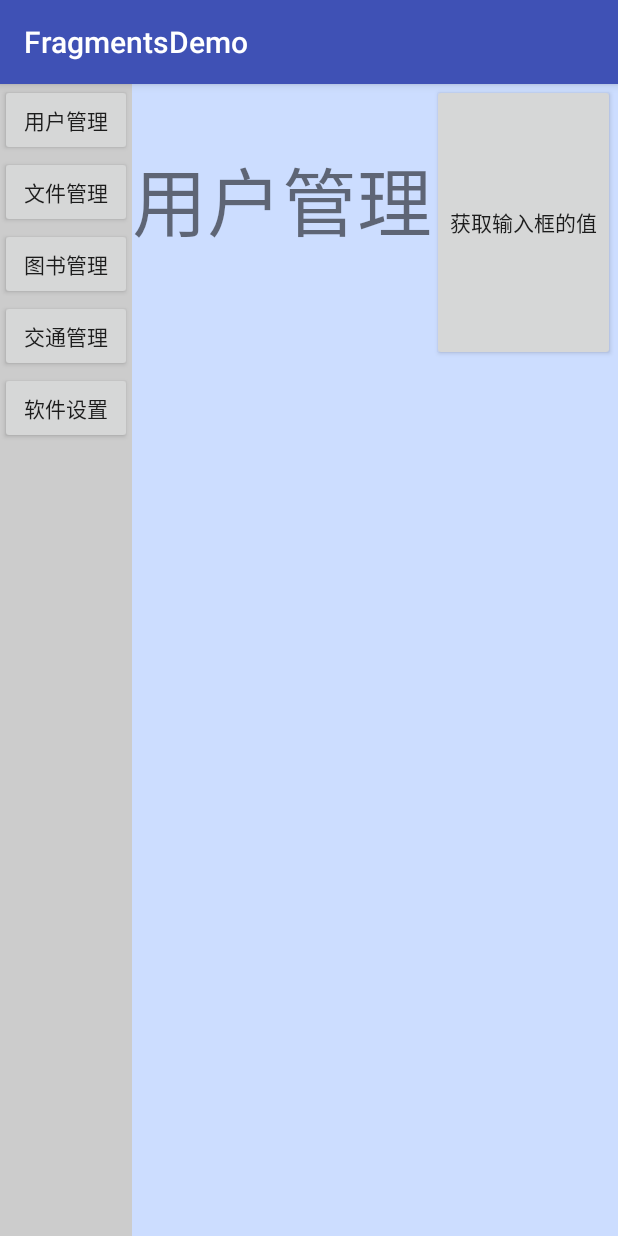
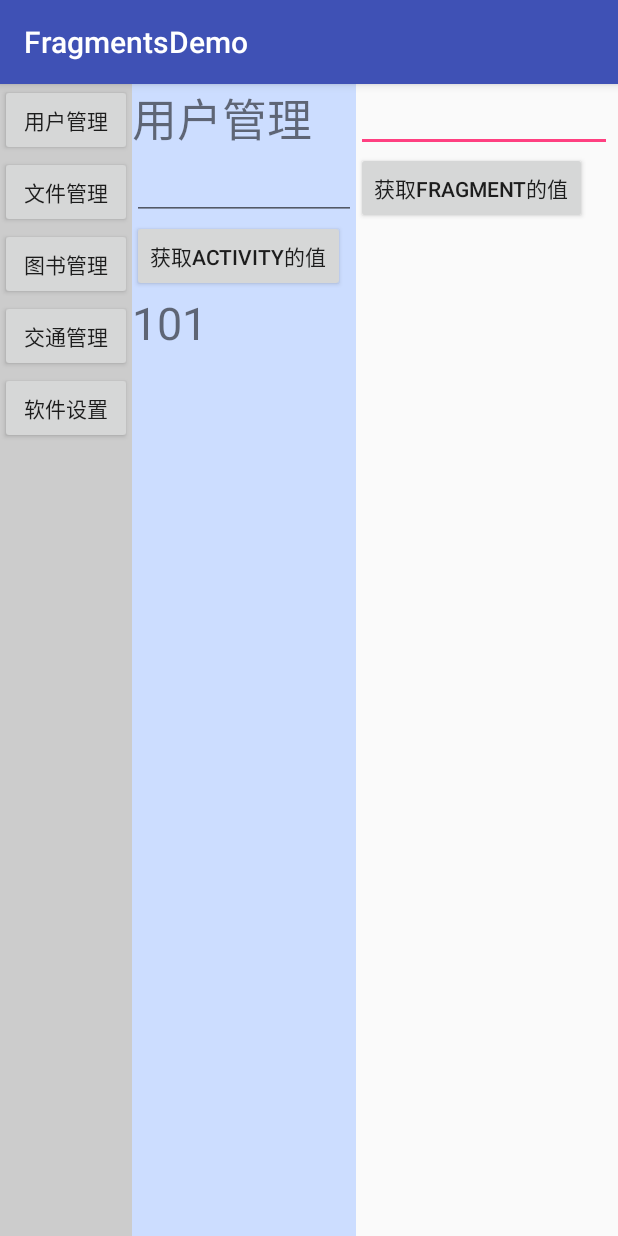
Before and after one commit to Huigesi/FragmentsDemo, an Android app: the screen it shows after launch (MainActivity), after a tap on "用户管理", on a phone screen of 412 x 824 dp. Run offline under Robolectric (Android 15) with nearby library versions, the phone set to English and light mode, and no system bars.

Commit message:
fragmen activity获取fragment的值

```diff
--- a/app/src/main/res/layout/activity_main.xml
+++ b/app/src/main/res/layout/activity_main.xml
@@ -45,13 +45,20 @@
     android:layout_height="match_parent"
     android:layout_toRightOf="@+id/left"
     android:background="#CCDDFF"></LinearLayout>
-
+<LinearLayout
+    android:layout_width="wrap_content"
+    android:layout_height="wrap_content"
+    android:orientation="vertical">
     <EditText
         android:id="@+id/editText"
         android:layout_width="wrap_content"
         android:layout_height="wrap_content"
-        android:ems="5"
+        android:ems="8"
         android:inputType="text" />
-
-
+    <Button
+        android:id="@+id/button_getfgData"
+        android:layout_width="wrap_content"
+        android:layout_height="match_parent"
+        android:text="获取fragment的值" />
 </LinearLayout>
+</LinearLayout>
--- a/app/src/main/res/layout/fragment_1.xml
+++ b/app/src/main/res/layout/fragment_1.xml
@@ -2,24 +2,29 @@
 <LinearLayout
     xmlns:android="http://schemas.android.com/apk/res/android"
     android:id="@+id/fragment1"
-    android:orientation="horizontal"
+    android:orientation="vertical"
     android:layout_width="wrap_content"
     android:layout_height="wrap_content">
     <TextView
         android:layout_width="wrap_content"
         android:layout_height="wrap_content"
         android:text="用户管理"
-        android:textSize="50sp"/>
+        android:textSize="30sp"/>
+    <EditText
+        android:layout_width="wrap_content"
+        android:layout_height="wrap_content"
+        android:id="@+id/et_fg1"
+        android:ems="7"/>
     <Button
         android:id="@+id/button3"
         android:layout_width="wrap_content"
-        android:layout_height="match_parent"
-        android:text="获取输入框的值" />
+        android:layout_height="wrap_content"
+        android:text="获取Activity的值" />
     <TextView
         android:layout_width="wrap_content"
         android:layout_height="wrap_content"
         android:id="@+id/tv_1"
-        android:textSize="50sp"/>
+        android:textSize="30sp"/>
 
 
 </LinearLayout>
```
